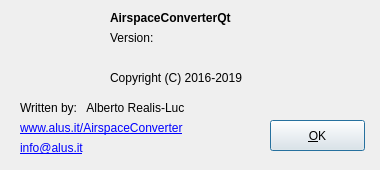
Qt form AirspaceConverterQt/aboutdialog.ui (alus-it/AirspaceConverter) before a commit.
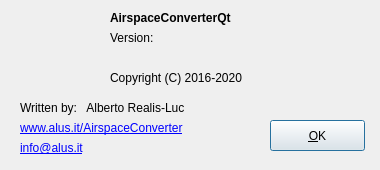
The same form after that commit. Icons and pictures are not drawn.

What changed in the file:
```diff
--- a/AirspaceConverterQt/aboutdialog.ui
+++ b/AirspaceConverterQt/aboutdialog.ui
@@ -96,7 +96,7 @@
     </rect>
    </property>
    <property name="text">
-    <string>Copyright (C) 2016-2019</string>
+    <string>Copyright (C) 2016-2020</string>
    </property>
   </widget>
   <widget class="QLabel" name="label_4">
```
